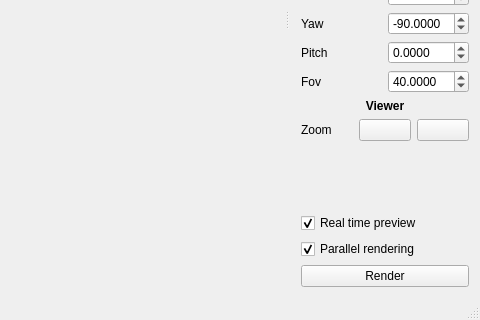
Yt-trium/Couscous-raytracer, file src/gui/mainwindow.ui: the form before one commit; both pictures show x 320 to 800 and y 280 to 600 of the 800 by 600 pixel window.
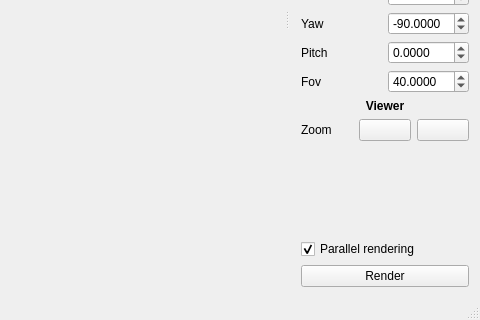
The form after the commit. Icons and pictures are not drawn.

Patch:
```diff
--- a/src/gui/mainwindow.ui
+++ b/src/gui/mainwindow.ui
@@ -405,16 +405,6 @@
        </property>
       </widget>
      </item>
-     <item row="15" column="0" colspan="2">
-      <widget class="QCheckBox" name="checkBox_real_time_preview">
-       <property name="text">
-        <string>Real time preview</string>
-       </property>
-       <property name="checked">
-        <bool>true</bool>
-       </property>
-      </widget>
-     </item>
     </layout>
    </widget>
   </widget>
```
